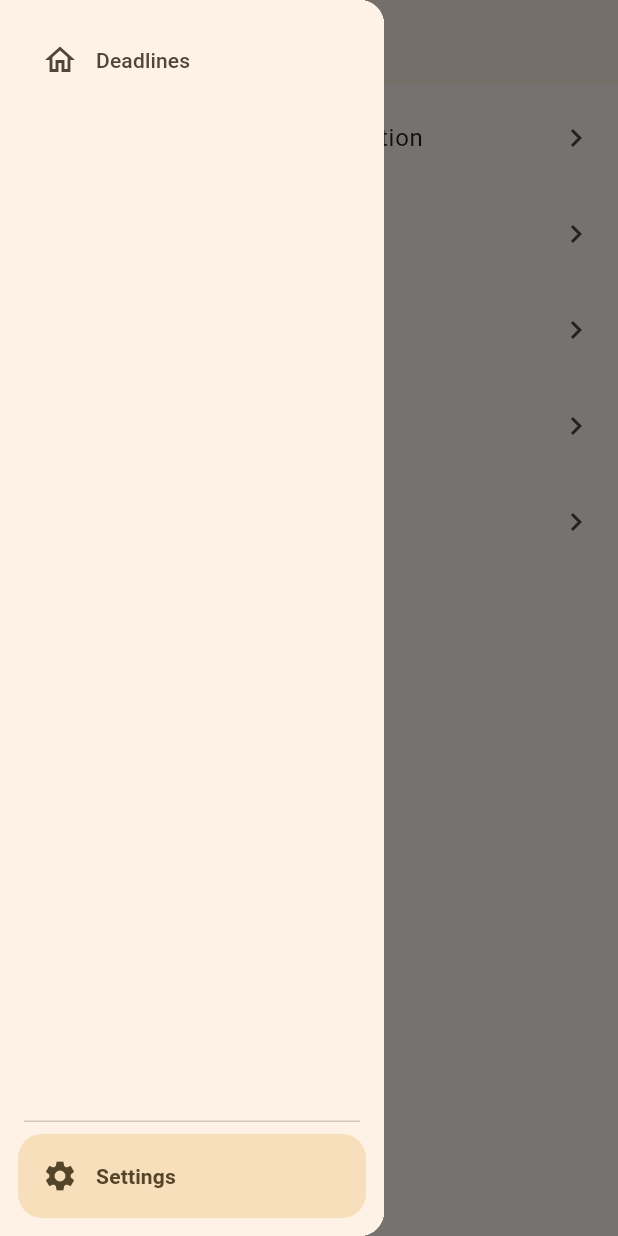
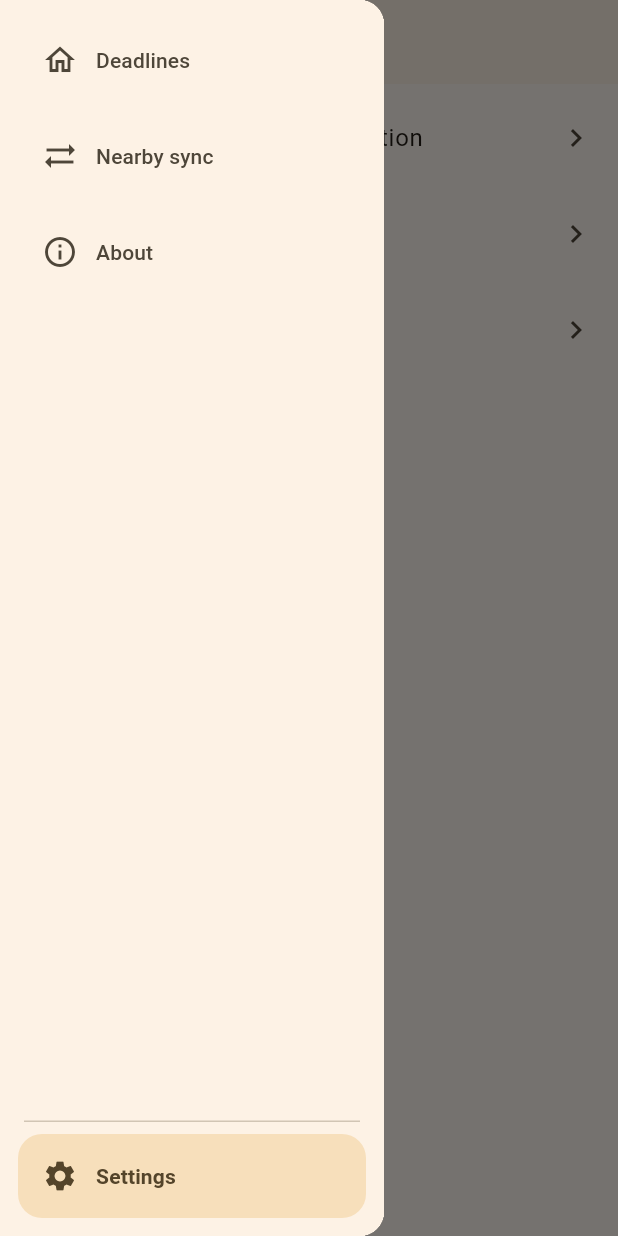
Before and after one commit to FlySparkle/DDL-out, a Flutter app: the SettingsOverviewPage screen opened by its route, with the side drawer open, on a phone screen of 412 x 824 dp. Run offline on Flutter 3.47's test engine with Material 3 defaults, Android fonts, the phone set to English and light mode, and no system bars; drawn by our look-alikes of dynamic_color; our stand-ins replace drift, drift_flutter, file_picker, flutter_markdown_plus, flutter_riverpod, go_router and 4 more; missing offline and left inert: cryptography, dart:ffi, flex_color_picker, mobile_scanner, window_manager; accounts and stored records are empty; generated files the repository leaves out were written again; network calls fail.

Commit message:
feat(navigation): 提升同步与关于为主入口

```diff
--- a/lib/app/app.dart
+++ b/lib/app/app.dart
@@ -44,7 +44,7 @@ final _router = GoRouter(
           builder: (context, state) => const SystemDataSettingsPage(),
         ),
         GoRoute(
-          path: '/settings/about',
+          path: '/about',
           builder: (context, state) => const AboutSettingsPage(),
           routes: [
             GoRoute(
--- a/lib/app/navigation/app_navigation_shell.dart
+++ b/lib/app/navigation/app_navigation_shell.dart
@@ -158,6 +158,8 @@ void _navigateToDestination(
 
 enum AppNavigationDestinationId {
   board('/'),
+  sync('/sync'),
+  about('/about'),
   settings('/settings');
 
   const AppNavigationDestinationId(this.route);
@@ -165,9 +167,9 @@ enum AppNavigationDestinationId {
   final String route;
 
   static AppNavigationDestinationId fromLocation(String location) {
-    if (location.startsWith('/settings') || location.startsWith('/sync')) {
-      return settings;
-    }
+    if (location.startsWith('/sync')) return sync;
+    if (location.startsWith('/about')) return about;
+    if (location.startsWith('/settings')) return settings;
     return board;
   }
 }
@@ -387,8 +389,19 @@ class _AppNavigationDestinations extends StatelessWidget {
 
   @override
   Widget build(BuildContext context) {
-    final boardDestination = destinations.first;
-    final boardButton = _destinationButton(boardDestination);
+    final primaryDestinations = destinations.take(3);
+    final settingsDestinations = destinations.skip(3);
+    final primaryGroup = Column(
+      crossAxisAlignment: CrossAxisAlignment.stretch,
+      mainAxisSize: MainAxisSize.min,
+      children: [
+        for (final destination in primaryDestinations) ...[
+          _destinationButton(destination),
+          if (destination != primaryDestinations.last)
+            const SizedBox(height: 8),
+        ],
+      ],
+    );
     final settingsGroup = Column(
       crossAxisAlignment: CrossAxisAlignment.stretch,
       mainAxisSize: MainAxisSize.min,
@@ -400,9 +413,10 @@ class _AppNavigationDestinations extends StatelessWidget {
           child: const Divider(height: 1),
         ),
         const SizedBox(height: 8),
-        for (final destination in destinations.skip(1)) ...[
+        for (final destination in settingsDestinations) ...[
           _destinationButton(destination),
-          if (destination != destinations.last) const SizedBox(height: 8),
+          if (destination != settingsDestinations.last)
+            const SizedBox(height: 8),
         ],
       ],
     );
@@ -416,7 +430,7 @@ class _AppNavigationDestinations extends StatelessWidget {
         SidebarAlignment.alignBetween => MainAxisAlignment.spaceBetween,
       },
       children: [
-        boardButton,
+        primaryGroup,
         if (alignment != SidebarAlignment.alignBetween)
           const SizedBox(height: 8),
         settingsGroup,
@@ -558,6 +572,18 @@ List<_AppNavigationDestination> _destinations(AppLocalizations l10n) => [
     selectedIcon: Icons.home,
   ),
   _AppNavigationDestination(
+    id: AppNavigationDestinationId.sync,
+    label: l10n.nearbySync,
+    icon: Icons.sync_alt,
+    selectedIcon: Icons.sync,
+  ),
+  _AppNavigationDestination(
+    id: AppNavigationDestinationId.about,
+    label: l10n.aboutSettingsTitle,
+    icon: Icons.info_outline,
+    selectedIcon: Icons.info,
+  ),
+  _AppNavigationDestination(
     id: AppNavigationDestinationId.settings,
     label: l10n.settingsTitle,
     icon: Icons.settings_outlined,
--- a/lib/features/settings/about_settings_page.dart
+++ b/lib/features/settings/about_settings_page.dart
@@ -12,8 +12,7 @@ class AboutSettingsPage extends StatelessWidget {
   Widget build(BuildContext context) {
     final l10n = AppLocalizations.of(context);
     return SettingsPageScaffold(
-      destination: AppNavigationDestinationId.settings,
-      showBackButton: true,
+      destination: AppNavigationDestinationId.about,
       title: l10n.aboutSettingsTitle,
       body: ListView(
         padding: SettingsPageScaffold.contentPadding,
--- a/lib/features/settings/presentation/about_settings_section.dart
+++ b/lib/features/settings/presentation/about_settings_section.dart
@@ -80,7 +80,7 @@ class AboutSettingsSection extends ConsumerWidget {
               icon: Icons.balance_outlined,
               title: l10n.openSourceLicense,
               subtitle: l10n.openSourceLicenseSubtitle,
-              route: '/settings/about/license',
+              route: '/about/license',
             ),
             ListTile(
               contentPadding: EdgeInsets.zero,
@@ -102,13 +102,13 @@ class AboutSettingsSection extends ConsumerWidget {
               context,
               icon: Icons.privacy_tip_outlined,
               title: l10n.privacyPolicy,
-              route: '/settings/about/privacy',
+              route: '/about/privacy',
             ),
             _documentTile(
               context,
               icon: Icons.description_outlined,
               title: l10n.termsOfService,
-              route: '/settings/about/terms',
+              route: '/about/terms',
             ),
           ],
         ),
--- a/lib/features/settings/presentation/legal_document_page.dart
+++ b/lib/features/settings/presentation/legal_document_page.dart
@@ -25,7 +25,7 @@ class LegalDocumentPage extends ConsumerWidget {
       LegalDocumentKind.privacy => l10n.privacyPolicy,
       LegalDocumentKind.terms => l10n.termsOfService,
     };
-    const destination = AppNavigationDestinationId.settings;
+    const destination = AppNavigationDestinationId.about;
 
     return SettingsPageScaffold(
       destination: destination,
--- a/lib/features/settings/settings_overview_page.dart
+++ b/lib/features/settings/settings_overview_page.dart
@@ -1,20 +1,17 @@
 import 'package:flutter/material.dart';
-import 'package:flutter_riverpod/flutter_riverpod.dart';
 import 'package:go_router/go_router.dart';
 
 import '../../app/navigation/app_navigation_shell.dart';
-import '../../data/sync/lan_sync_service.dart';
 import '../../l10n/app_localizations.dart';
 import 'presentation/settings_tile_group.dart';
 import 'settings_page.dart';
 
-class SettingsOverviewPage extends ConsumerWidget {
+class SettingsOverviewPage extends StatelessWidget {
   const SettingsOverviewPage({super.key});
 
   @override
-  Widget build(BuildContext context, WidgetRef ref) {
+  Widget build(BuildContext context) {
     final l10n = AppLocalizations.of(context);
-    final conflictCount = ref.watch(syncConflictCountProvider).value ?? 0;
     return SettingsPageScaffold(
       destination: AppNavigationDestinationId.settings,
       title: l10n.settingsTitle,
@@ -34,17 +31,6 @@ class SettingsOverviewPage extends ConsumerWidget {
                 route: '/settings/system-data',
               ),
               _SettingsDestinationTile(
-                icon: Icons.sync_alt,
-                title: l10n.nearbySync,
-                route: '/sync',
-                badgeCount: conflictCount,
-              ),
-              _SettingsDestinationTile(
-                icon: Icons.info_outline,
-                title: l10n.aboutSettingsTitle,
-                route: '/settings/about',
-              ),
-              _SettingsDestinationTile(
                 icon: Icons.groups_outlined,
                 title: l10n.communitySettingsTitle,
                 route: '/settings/community',
@@ -62,23 +48,17 @@ class _SettingsDestinationTile extends StatelessWidget {
     required this.icon,
     required this.title,
     required this.route,
-    this.badgeCount = 0,
   });
 
   final IconData icon;
   final String title;
   final String route;
-  final int badgeCount;
 
   @override
   Widget build(BuildContext context) {
     return ListTile(
       contentPadding: EdgeInsets.zero,
-      leading: Badge(
-        isLabelVisible: badgeCount > 0,
-        label: Text('$badgeCount'),
-        child: Icon(icon),
-      ),
+      leading: Icon(icon),
       title: Text(title),
       trailing: const Icon(Icons.chevron_right),
       onTap: () => context.push(route),
--- a/lib/features/sync/sync_page.dart
+++ b/lib/features/sync/sync_page.dart
@@ -27,8 +27,7 @@ class SyncPage extends ConsumerWidget {
     final conflicts = ref.watch(syncConflictCountProvider).value ?? 0;
     final devices = ref.watch(syncDevicesProvider);
     return SettingsPageScaffold(
-      destination: AppNavigationDestinationId.settings,
-      showBackButton: true,
+      destination: AppNavigationDestinationId.sync,
       title: l10n.nearbySync,
       body: ListView(
         padding: SettingsPageScaffold.contentPadding,
@@ -398,7 +397,7 @@ class SyncConflictsPage extends ConsumerWidget {
     final canResolve = _isDesktop || sync.isCoordinator;
     final conflicts = ref.watch(syncConflictsProvider);
     return SettingsPageScaffold(
-      destination: AppNavigationDestinationId.settings,
+      destination: AppNavigationDestinationId.sync,
       showBackButton: true,
       title: l10n.syncConflicts,
       body: conflicts.when(
```
Also changed, not shown: 2 other files.
